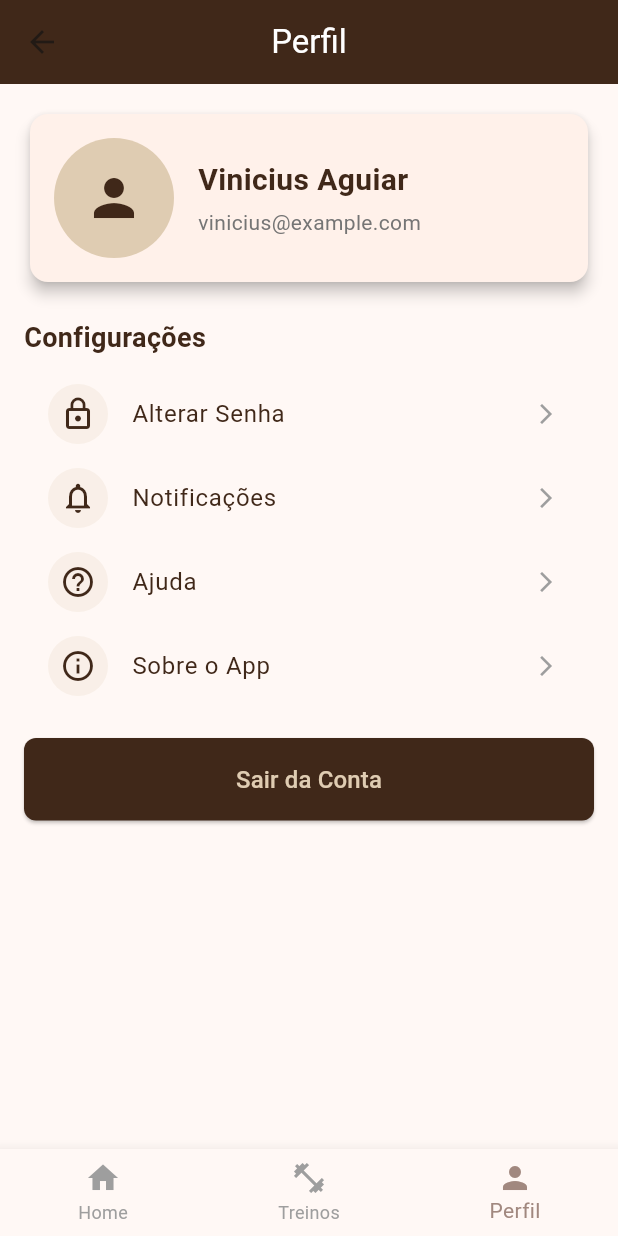
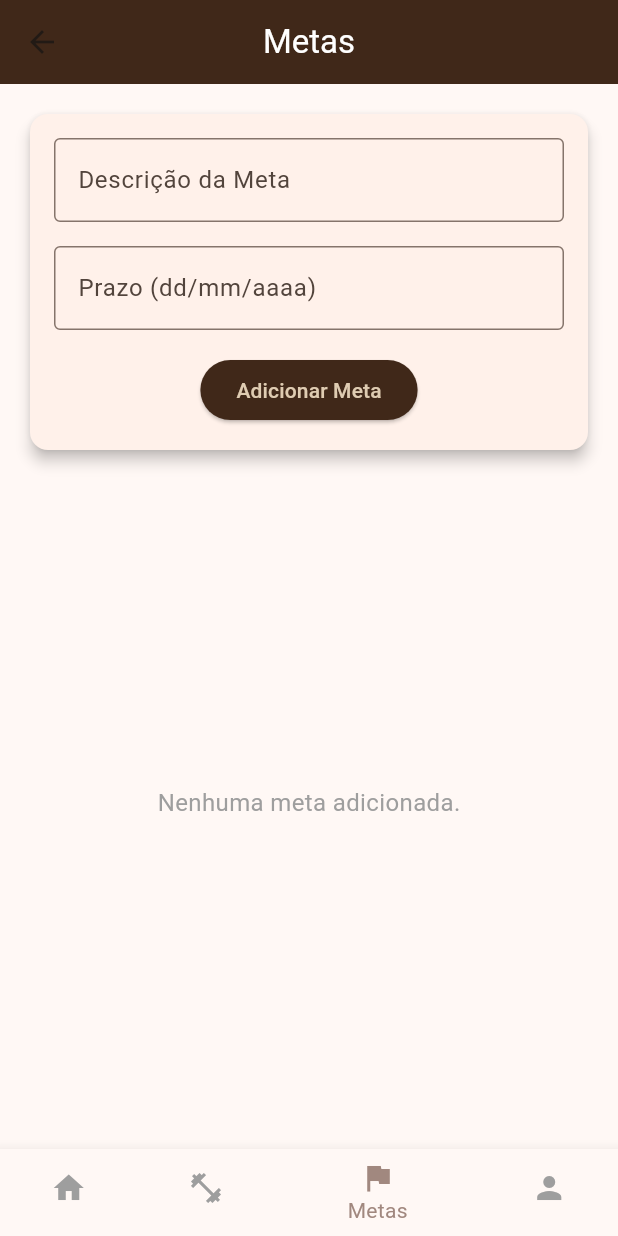
Before and after one commit to ViniAguiar1/nutrition-app, a Flutter app: the ClientPanel screen opened by its route, item 3 of the bottom bar chosen, on a phone screen of 412 x 824 dp. Run offline on Flutter 3.47's test engine with Material 3 defaults, Android fonts, the phone set to English and light mode, and no system bars; network calls fail.

Commit message:
feat: Add goals screen and enhance workout tracking
- Created a new 'Metas' screen:
  - Users can add goals with descriptions, deadlines, and track completion status.
  - Displayed the creation date for each goal using the  package for date formatting.
- Enhanced workout progress tracking:
  - Added success messages when saving progress.
  - Implemented a history screen with date filtering and goal-setting functionality.
- Updated navigation:
  - Registered the 'Metas' screen in .
  - Added 'Metas' to the bottom navigation bar in .
- Improved UI consistency across all screens.
- Updated README to reflect new features and project structure.

```diff
--- a/lib/main.dart
+++ b/lib/main.dart
@@ -14,6 +14,7 @@ import 'screens/notifications.dart';
 import 'screens/help.dart';
 import 'screens/about.dart';
 import 'screens/workouts.dart'; // Ensure this import is present
+import 'screens/goals.dart'; // Import the Goals screen
 
 void main() {
   runApp(MyApp());
@@ -55,6 +56,7 @@ class MyApp extends StatelessWidget {
         '/about': (context) => AboutScreen(), // New route
         '/workouts':
             (context) => WorkoutsScreen(), // Ensure this route is correct
+        '/goals': (context) => GoalsScreen(), // Register Goals screen
       },
     );
   }
--- a/lib/screens/client_panel.dart
+++ b/lib/screens/client_panel.dart
@@ -2,6 +2,7 @@ import 'package:flutter/material.dart';
 import 'home.dart';
 import 'profile.dart';
 import 'workouts.dart'; // Import the new Workouts screen
+import 'goals.dart'; // Import the Goals screen
 
 class ClientPanel extends StatefulWidget {
   @override
@@ -14,6 +15,7 @@ class _ClientPanelState extends State<ClientPanel> {
   final List<Widget> _pages = [
     HomeScreen(),
     WorkoutsScreen(), // Add Workouts screen
+    GoalsScreen(), // Add Goals screen
     ProfileScreen(),
   ];
 
@@ -36,6 +38,10 @@ class _ClientPanelState extends State<ClientPanel> {
             icon: Icon(Icons.fitness_center),
             label: "Treinos",
           ), // New tab
+          BottomNavigationBarItem(
+            icon: Icon(Icons.flag),
+            label: "Metas",
+          ), // New tab
           BottomNavigationBarItem(icon: Icon(Icons.person), label: "Perfil"),
         ],
         selectedItemColor: Colors.brown.shade300,
--- /dev/null
+++ b/lib/screens/goals.dart
@@ -0,0 +1,157 @@
+import 'package:flutter/material.dart';
+import 'package:intl/intl.dart'; // For formatting dates
+
+class GoalsScreen extends StatefulWidget {
+  @override
+  _GoalsScreenState createState() => _GoalsScreenState();
+}
+
+class _GoalsScreenState extends State<GoalsScreen> {
+  final List<Map<String, dynamic>> _goals = [];
+
+  final TextEditingController _goalController = TextEditingController();
+  final TextEditingController _deadlineController = TextEditingController();
+
+  void _addGoal() {
+    if (_goalController.text.isNotEmpty &&
+        _deadlineController.text.isNotEmpty) {
+      setState(() {
+        _goals.add({
+          "goal": _goalController.text,
+          "deadline": _deadlineController.text,
+          "createdAt": DateTime.now(), // Store the creation date
+          "completed": false,
+        });
+      });
+      _goalController.clear();
+      _deadlineController.clear();
+    }
+  }
+
+  void _toggleGoalCompletion(int index) {
+    setState(() {
+      _goals[index]["completed"] = !_goals[index]["completed"];
+    });
+  }
+
+  @override
+  Widget build(BuildContext context) {
+    return Scaffold(
+      appBar: AppBar(
+        backgroundColor: Color(0xFF402819), // Primary color
+        title: Text("Metas", style: TextStyle(color: Colors.white)),
+        centerTitle: true,
+      ),
+      body: Padding(
+        padding: const EdgeInsets.all(16.0),
+        child: Column(
+          children: [
+            // Input Section
+            Card(
+              shape: RoundedRectangleBorder(
+                borderRadius: BorderRadius.circular(12.0),
+              ),
+              elevation: 4,
+              child: Padding(
+                padding: const EdgeInsets.all(16.0),
+                child: Column(
+                  children: [
+                    TextField(
+                      controller: _goalController,
+                      decoration: InputDecoration(
+                        labelText: "Descrição da Meta",
+                        border: OutlineInputBorder(),
+                      ),
+                    ),
+                    SizedBox(height: 16),
+                    TextField(
+                      controller: _deadlineController,
+                      decoration: InputDecoration(
+                        labelText: "Prazo (dd/mm/aaaa)",
+                        border: OutlineInputBorder(),
+                      ),
+                      keyboardType: TextInputType.datetime,
+                    ),
+                    SizedBox(height: 16),
+                    ElevatedButton(
+                      onPressed: _addGoal,
+                      style: ElevatedButton.styleFrom(
+                        backgroundColor: Color(0xFF402819), // Primary color
+                      ),
+                      child: Text(
+                        "Adicionar Meta",
+                        style: TextStyle(
+                          color: Color(0xFFdfccb2),
+                        ), // Secondary color
+                      ),
+                    ),
+                  ],
+                ),
+              ),
+            ),
+            SizedBox(height: 16),
+
+            // Goals List
+            Expanded(
+              child:
+                  _goals.isEmpty
+                      ? Center(
+                        child: Text(
+                          "Nenhuma meta adicionada.",
+                          style: TextStyle(fontSize: 16, color: Colors.grey),
+                        ),
+                      )
+                      : ListView.builder(
+                        itemCount: _goals.length,
+                        itemBuilder: (context, index) {
+                          final goal = _goals[index];
+                          return Card(
+                            shape: RoundedRectangleBorder(
+                              borderRadius: BorderRadius.circular(12.0),
+                            ),
+                            elevation: 4,
+                            margin: const EdgeInsets.symmetric(vertical: 8.0),
+                            child: ListTile(
+                              title: Text(
+                                goal["goal"],
+                                style: TextStyle(
+                                  fontWeight: FontWeight.bold,
+                                  color:
+                                      goal["completed"]
+                                          ? Colors.green
+                                          : Color(0xFF402819), // Primary color
+                                ),
+                              ),
+                              subtitle: Column(
+                                crossAxisAlignment: CrossAxisAlignment.start,
+                                children: [
+                                  Text("Prazo: ${goal["deadline"]}"),
+                                  Text(
+                                    "Criado em: ${DateFormat('dd/MM/yyyy').format(goal["createdAt"])}",
+                                    style: TextStyle(color: Colors.grey),
+                                  ),
+                                ],
+                              ),
+                              trailing: IconButton(
+                                icon: Icon(
+                                  goal["completed"]
+                                      ? Icons.check_circle
+                                      : Icons.radio_button_unchecked,
+                                  color:
+                                      goal["completed"]
+                                          ? Colors.green
+                                          : Colors.grey,
+                                ),
+                                onPressed: () => _toggleGoalCompletion(index),
+                              ),
+                            ),
+                          );
+                        },
+                      ),
+            ),
+          ],
+        ),
+      ),
+    );
+  }
+}
--- a/pubspec.yaml
+++ b/pubspec.yaml
@@ -47,6 +47,7 @@ dev_dependencies:
   # package. See that file for information about deactivating specific lint
   # rules and activating additional ones.
   flutter_lints: ^5.0.0
+  intl: ^0.17.0
 
 # For information on the generic Dart part of this file, see the
 # following page: https://dart.dev/tools/pub/pubspec
```
Also changed, not shown: lib/screens/onboarding.dart (+32 -24 lines), pubspec.lock.
